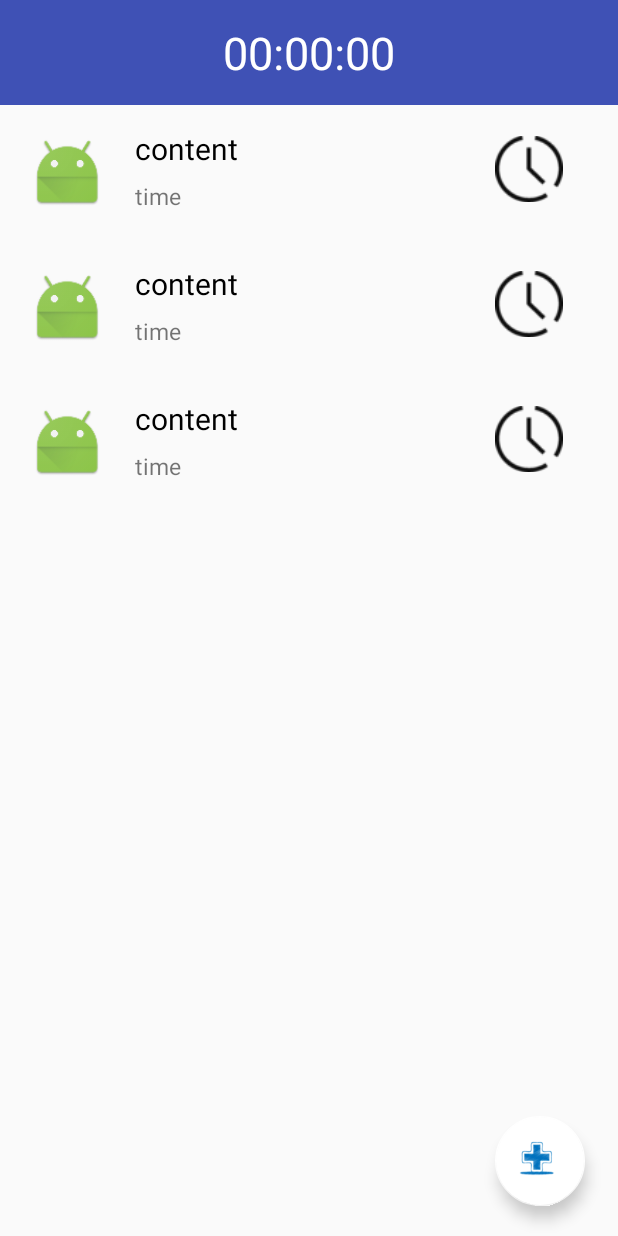
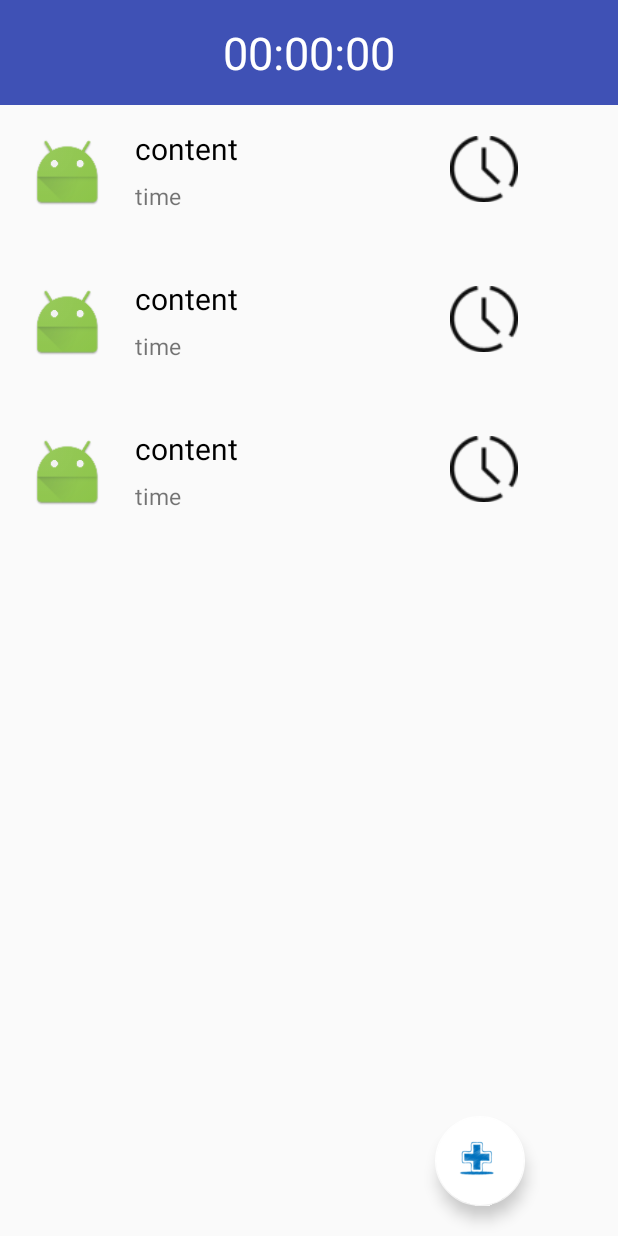
Before and after one commit to LEOch007/SimpleDo, an Android app: the layout activity_main.xml on its own in the app's theme, with its tools: preview values and no code run, on a phone screen of 412 x 824 dp. Run offline under Robolectric (Android 15) with nearby library versions, the light colour scheme and no system bars.

Commit message:
修复倒数日bug

```diff
--- a/app/src/main/res/layout/activity_main.xml
+++ b/app/src/main/res/layout/activity_main.xml
@@ -28,7 +28,7 @@
             app:backgroundTintMode="src_atop"
             app:rippleColor="@color/cardview_shadow_end_color"
             android:layout_gravity="bottom"
-            android:layout_marginLeft="330dp"
+            android:layout_marginLeft="290dp"
             android:layout_marginBottom="20dp"
             android:id="@+id/buttonaddone"
             />
--- a/app/src/main/res/layout/countdown.xml
+++ b/app/src/main/res/layout/countdown.xml
@@ -12,6 +12,7 @@
     android:layout_height="match_parent">
 
     <TextView
+        android:id="@+id/noCountDown"
         android:layout_width="wrap_content"
         android:layout_height="wrap_content"
         android:layout_marginTop="30dp"
--- a/app/src/main/res/layout/item_detail.xml
+++ b/app/src/main/res/layout/item_detail.xml
@@ -3,16 +3,14 @@
     android:orientation="horizontal"
     android:layout_width="match_parent"
     android:layout_height="wrap_content"
-    android:padding="10dp"
-    >
+    android:padding="10dp">
 
         <ImageView
             android:layout_width="70dp"
             android:layout_height="70dp"
             android:id="@+id/itemicon"
             android:src="@mipmap/ic_launcher"
-            android:padding="15px"
-            />
+            android:padding="15px" />
 
         <LinearLayout
             android:layout_width="wrap_content"
@@ -21,24 +19,20 @@
 
                 <TextView
                     android:id="@+id/textconent"
-                    android:layout_width="wrap_content"
-                    android:layout_height="wrap_content"
-                    android:width="240dp"
-                    android:height="40dp"
+                    android:layout_width="200dp"
+                    android:layout_height="40dp"
                     android:paddingLeft="10dp"
                     android:paddingTop="5dp"
                     android:text="content"
                     android:textColor="@android:color/background_dark"
                     android:textSize="20sp"
-                    android:maxLines="1"
-                    />
+                    android:lines="1"
+                    android:ellipsize="end" />
 
                 <TextView
                     android:id="@+id/textlabel"
-                    android:layout_width="wrap_content"
-                    android:layout_height="wrap_content"
-                    android:width="240dp"
-                    android:height="30dp"
+                    android:layout_width="200dp"
+                    android:layout_height="40dp"
                     android:paddingLeft="10dp"
                     android:text="time"
                     android:textSize="15sp"
@@ -54,12 +48,9 @@
                     android:id="@+id/imageView"
                     android:layout_width="45dp"
                     android:layout_height="45dp"
-                    android:layout_marginLeft="10dp"
+                    android:layout_marginLeft="20dp"
                     android:layout_marginTop="10dp"
                     android:src="@mipmap/clock_icon" />
-
-
         </LinearLayout>
 
-
 </LinearLayout>
```
Also changed, not shown: app/src/main/java/com/gy/linjliang/simpledo/countdown.java (+14 -2 lines).
